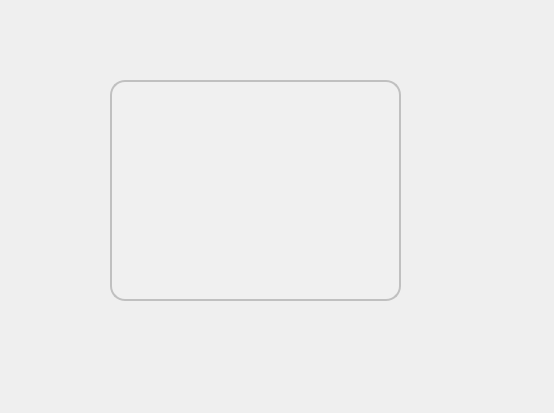
Qt form phone_book/show_all.ui (amirsoleimani7/Qt_PhoneBook) before a commit.
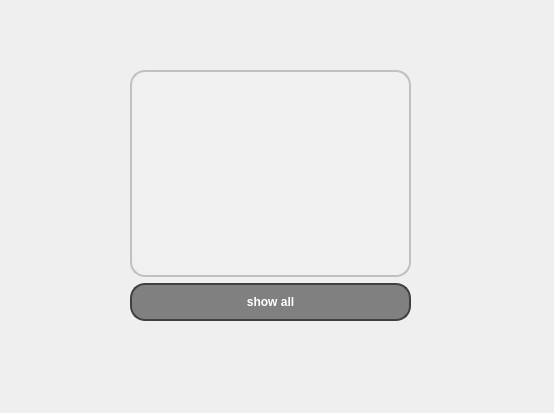
The same form after that commit.

```diff
--- a/phone_book/show_all.ui
+++ b/phone_book/show_all.ui
@@ -13,17 +13,20 @@
   <property name="windowTitle">
    <string>Dialog</string>
   </property>
-  <widget class="QTextBrowser" name="textBrowser_show_all_contacts">
+  <widget class="QWidget" name="">
    <property name="geometry">
     <rect>
-     <x>110</x>
-     <y>80</y>
-     <width>291</width>
-     <height>221</height>
+     <x>130</x>
+     <y>70</y>
+     <width>281</width>
+     <height>251</height>
     </rect>
    </property>
-   <property name="styleSheet">
-    <string notr="true">QTextBrowser {
+   <layout class="QVBoxLayout" name="verticalLayout">
+    <item>
+     <widget class="QTextBrowser" name="textBrowser_show_all_contacts">
+      <property name="styleSheet">
+       <string notr="true">QTextBrowser {
     background-color: #F0F0F0; /* Background color */
     border: 2px solid #C0C0C0; /* Border color */
     border-radius: 15px; /* Curved corners */
@@ -41,7 +44,38 @@
     border: 2px solid #606060; /* Even darker border when focused */
 }
 </string>
-   </property>
+      </property>
+     </widget>
+    </item>
+    <item>
+     <widget class="QPushButton" name="pushButton_show_all">
+      <property name="styleSheet">
+       <string notr="true">QPushButton {
+    background-color: #808080; /* Default button color (gray) */
+    border: 2px solid #404040; /* Border color darker than the button color */
+    border-radius: 15px; /* Curved corners */
+    color: white; /* Text color */
+    padding: 10px 20px; /* Padding for content */
+    box-shadow: 2px 2px 5px rgba(0, 0, 0, 0.5); /* Shadow effect */
+    font-weight: bold; /* Set font to bold */
+}
+
+QPushButton:hover {
+    background-color: #404040; /* Darker color on hover */
+}
+
+QPushButton:pressed {
+    background-color: #202020; /* Even darker color on click */
+    box-shadow: 1px 1px 2px rgba(0, 0, 0, 0.5); /* Adjusted shadow on click */
+}
+</string>
+      </property>
+      <property name="text">
+       <string>show all</string>
+      </property>
+     </widget>
+    </item>
+   </layout>
   </widget>
  </widget>
  <resources/>
```
